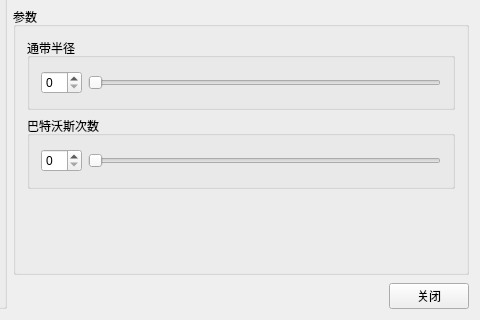
Old version of the form mainwindow/FreqFilter.ui in the repository Narthill/Image_processing; both pictures show x 460 to 940 and y 434 to 754 of the 940 by 754 pixel window.
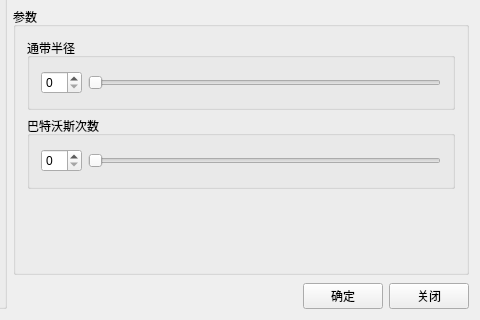
New version of the form.

```diff
--- a/mainwindow/FreqFilter.ui
+++ b/mainwindow/FreqFilter.ui
@@ -263,6 +263,13 @@
              </property>
             </spacer>
            </item>
+           <item>
+            <widget class="QPushButton" name="sureBtn">
+             <property name="text">
+              <string>确定</string>
+             </property>
+            </widget>
+           </item>
            <item>
             <widget class="QPushButton" name="closeBtn">
              <property name="text">
```
